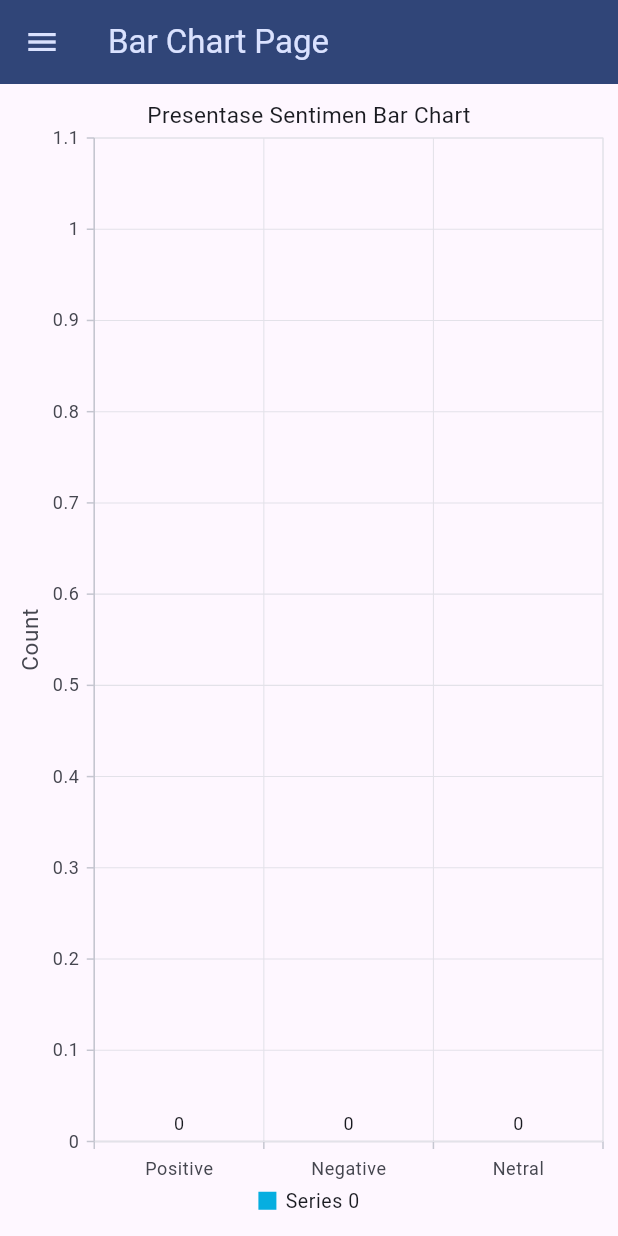
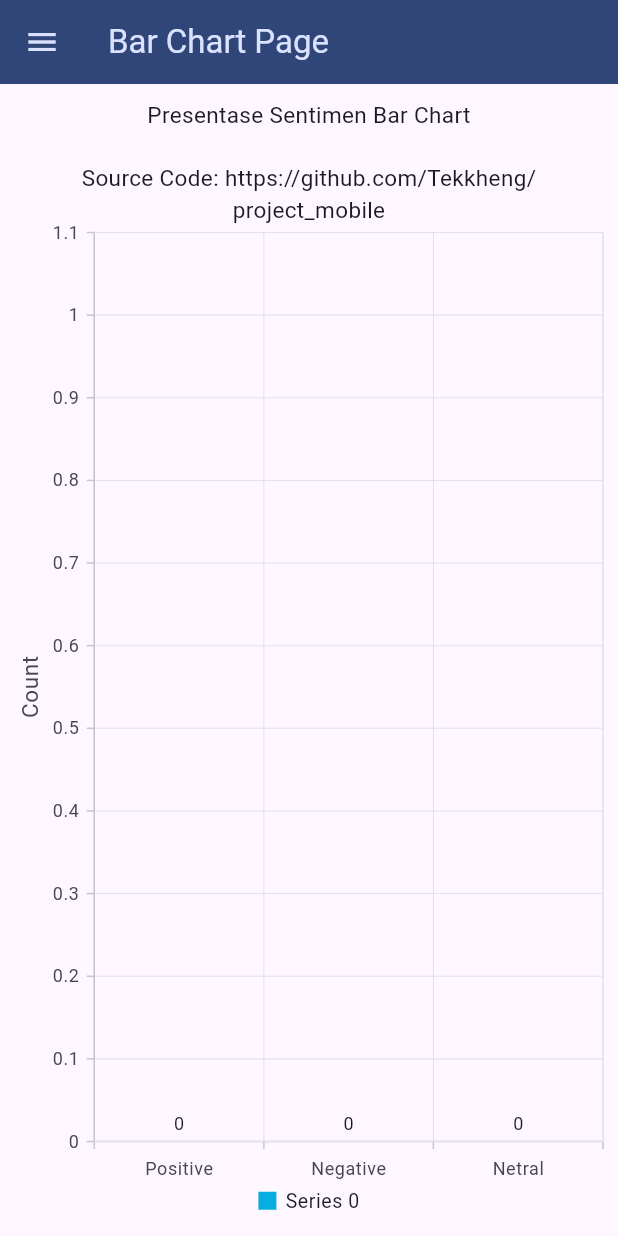
Before and after one commit to Tekkheng/project_mobile, a Flutter app: the BarChartScreen screen opened directly, on a phone screen of 412 x 824 dp. Run offline on Flutter 3.47's test engine with Material 3 defaults, Android fonts, the phone set to English and light mode, and no system bars; our stand-ins replace flutter_riverpod, syncfusion_flutter_charts; network calls fail.

Commit message:
source code uas matkul mobile apps

```diff
--- a/frontend/lib/screens/bar_chart.dart
+++ b/frontend/lib/screens/bar_chart.dart
@@ -55,7 +55,7 @@ class _BarChartScreen extends ConsumerState<BarChartScreen> {
       ),
       body: SafeArea(
         child: SfCartesianChart(
-          title: const ChartTitle(text: 'Presentase Sentimen Bar Chart'),
+          title: const ChartTitle(text: 'Presentase Sentimen Bar Chart\n\nSource Code: https://github.com/Tekkheng/project_mobile'),
           legend: const Legend(isVisible: true, overflowMode: LegendItemOverflowMode.wrap),
           tooltipBehavior: _tooltipBehavior,
           series: <CartesianSeries>[
--- a/frontend/lib/screens/pie_chart.dart
+++ b/frontend/lib/screens/pie_chart.dart
@@ -58,7 +58,7 @@ class _PieChartScreen extends ConsumerState<PieChartScreen> {
       ),
       body: SafeArea(
         child: SfCircularChart(
-          title: const ChartTitle(text: 'Presentase Sentimen Pie Chart'),
+          title: const ChartTitle(text: 'Presentase Sentimen Pie Chart\n\nSource Code: https://github.com/Tekkheng/project_mobile'),
           legend: const Legend(
               isVisible: true, overflowMode: LegendItemOverflowMode.wrap),
           tooltipBehavior: _tooltipBehavior,
```
Also changed, not shown: frontend/lib/screens/dataset.dart (+8 -1 lines).
